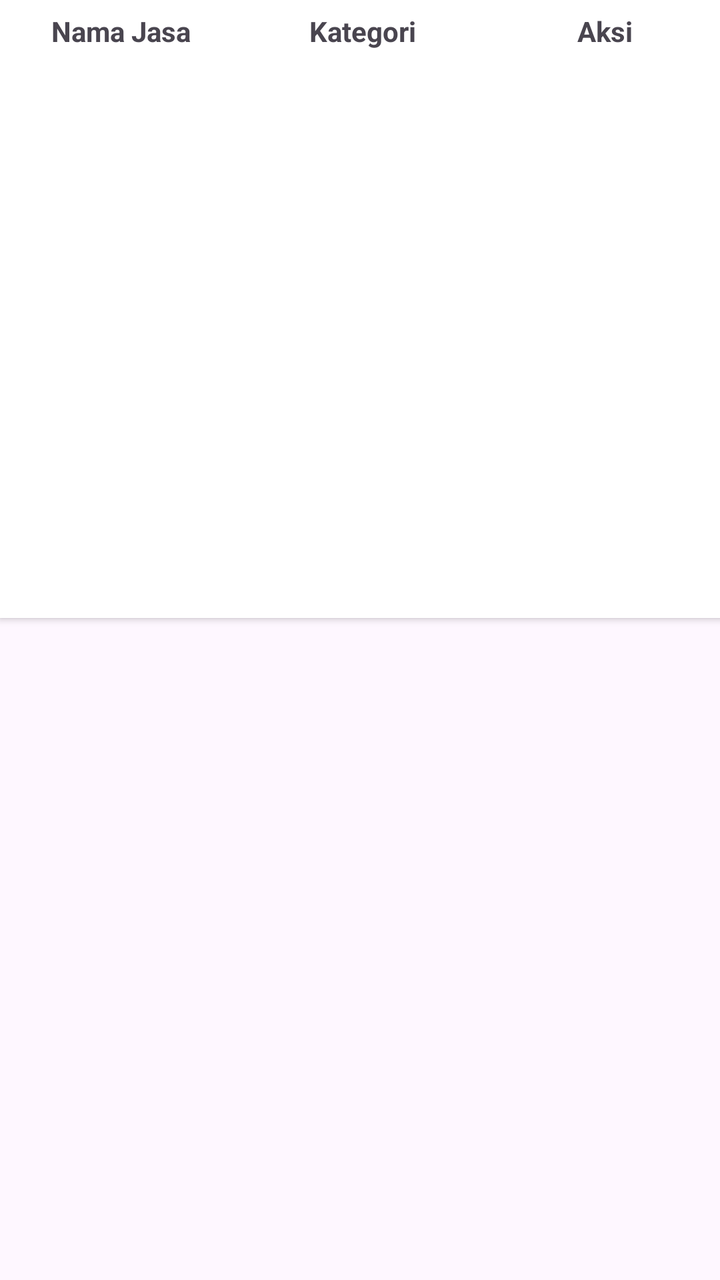
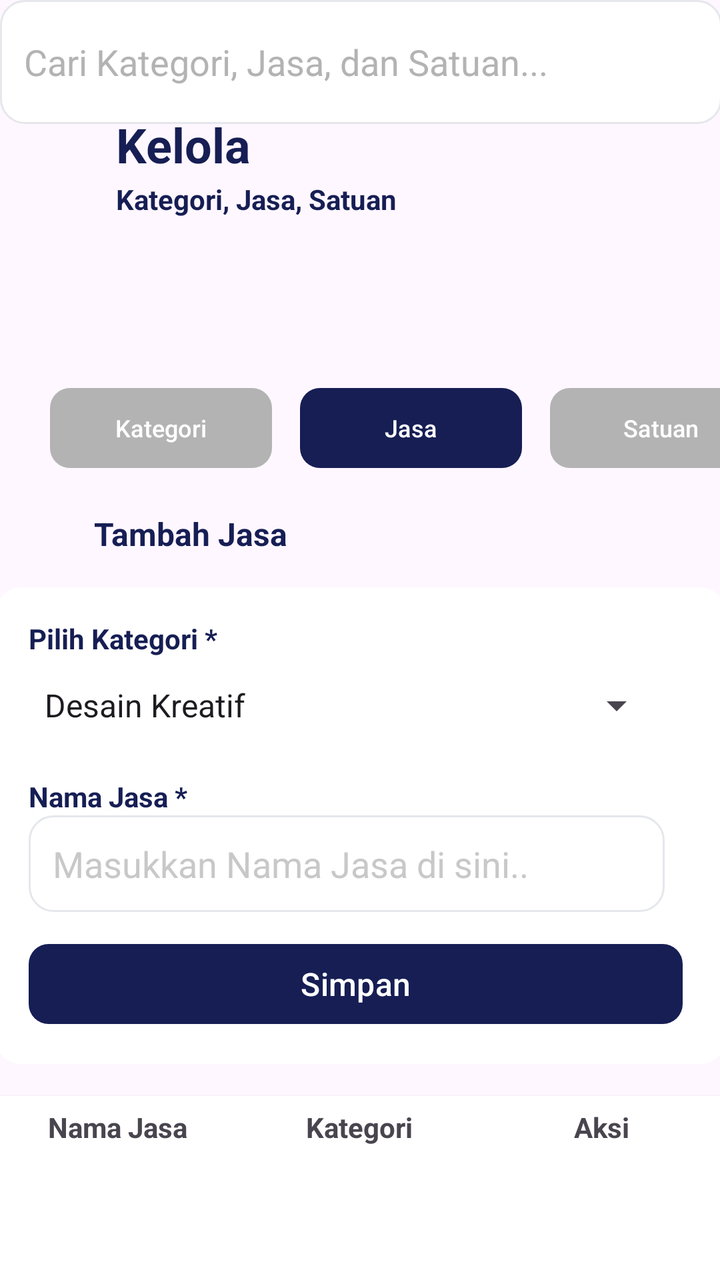

Two renders of the same Android screen: before a commit and after it. Below are the layout's source before the change and the commit's diff.
<!-- AndroidManifest.xml: application theme Theme.KelolaJasa -->
<!-- res/layout/activity_main.xml -->
<?xml version="1.0" encoding="utf-8"?>
<androidx.constraintlayout.widget.ConstraintLayout xmlns:android="http://schemas.android.com/apk/res/android"
    xmlns:app="http://schemas.android.com/apk/res-auto"
    xmlns:tools="http://schemas.android.com/tools"
    android:id="@+id/main"
    android:layout_width="match_parent"
    android:layout_height="match_parent"
    android:fontFamily="inter">

    <TextView
        android:layout_width="wrap_content"
        android:layout_height="wrap_content"
        android:text="@string/kelola"
        android:textColor="#161E54"
        android:textSize="24sp"
        android:textStyle="bold"
        tools:layout_editor_absoluteX="59dp"
        tools:layout_editor_absoluteY="60dp"
        tools:ignore="MissingConstraints" />

    <TextView
        android:id="@+id/textView"
        android:layout_width="wrap_content"
        android:layout_height="wrap_content"
        android:text="@string/kategori_jasa_satuan"
        android:textColor="#161E54"
        android:textSize="14sp"
        android:textStyle="bold"
        tools:ignore="MissingConstraints"
        tools:layout_editor_absoluteX="59dp"
        tools:layout_editor_absoluteY="90dp" />

    <com.google.android.material.button.MaterialButton
        android:id="@+id/btn1"
        android:layout_width="111dp"
        android:layout_height="48dp"
        android:text="Kategori"
        android:textColor="#FFFFFF"
        android:textSize="12sp"
        app:backgroundTint="#B3B3B3"
        app:cornerRadius="10dp"
        tools:ignore="MissingConstraints,DuplicateSpeakableTextCheck"
        tools:layout_editor_absoluteX="25dp"
        tools:layout_editor_absoluteY="190dp" />

    <com.google.android.material.button.MaterialButton
        android:id="@+id/btn2"
        android:layout_width="111dp"
        android:layout_height="48dp"
        android:text="Jasa"
        android:textColor="#FFFFFF"
        android:textSize="12sp"
        app:backgroundTint="#161E54"
        app:cornerRadius="10dp"
        tools:ignore="MissingConstraints"
        tools:layout_editor_absoluteX="150dp"
        tools:layout_editor_absoluteY="190dp" />

    <com.google.android.material.button.MaterialButton
        android:id="@+id/btn3"
        android:layout_width="111dp"
        android:layout_height="48dp"
        android:text="Satuan"
        android:textColor="#FFFFFF"
        android:textSize="12sp"
        app:backgroundTint="#B3B3B3"
        app:cornerRadius="10dp"
        tools:ignore="MissingConstraints,TextSizeCheck"
        tools:layout_editor_absoluteX="275dp"
        tools:layout_editor_absoluteY="190dp" />

    <LinearLayout
        android:id="@+id/cardForm"
        android:orientation="vertical"
        android:background="@drawable/bg_card"
        android:padding="16dp"
        android:layout_width="0dp"
        android:layout_height="wrap_content"
        android:layout_margin="16dp"
        tools:ignore="MissingConstraints"
        tools:layout_editor_absoluteX="25dp"
        tools:layout_editor_absoluteY="270dp">

        <TextView
            android:layout_width="wrap_content"
            android:layout_height="wrap_content"
            android:text="@string/tambah_jasa"
            android:textColor="#161E54"
            android:textSize="16sp"
            android:textStyle="bold"
            tools:ignore="MissingConstraints"
            tools:layout_editor_absoluteX="47dp"
            tools:layout_editor_absoluteY="256dp" />

        <TextView
            android:layout_width="232dp"
            android:layout_height="19dp"
            android:text="@string/pilih_kategori"
            android:textColor="#161E54"
            android:textSize="14sp"
            android:textStyle="bold"
            android:layout_marginTop="12dp"
            tools:ignore="MissingConstraints"
            tools:layout_editor_absoluteX="47dp"
            tools:layout_editor_absoluteY="293dp" />

        <Spinner
            android:id="@+id/spinner"
            android:entries="@array/kategori_jasa"
            android:layout_width="318dp"
            android:layout_height="48dp"
            tools:ignore="MissingConstraints"
            tools:layout_editor_absoluteX="47dp"
            tools:layout_editor_absoluteY="322dp" />

        <TextView
            android:layout_width="232dp"
            android:layout_height="19dp"
            android:text="@string/nama_jasa"
            android:textColor="#161E54"
            android:textSize="14sp"
            android:textStyle="bold"
            android:layout_marginTop="12dp"
            tools:ignore="MissingConstraints"
            tools:layout_editor_absoluteX="47dp"
            tools:layout_editor_absoluteY="380dp" />

        <EditText
            android:id="@+id/editTextText4"
            android:layout_width="318dp"
            android:layout_height="wrap_content"
            android:ems="10"
            android:background="@drawable/bg_search"
            android:padding="12dp"
            android:inputType="text"
            android:minHeight="48dp"
            android:text="Masukkan Nama Jasa di sini.."
            android:textColor="#B7B3B3B3"
            tools:ignore="TextSizeCheck" />

        <com.google.android.material.button.MaterialButton
            android:id="@+id/button3"
            android:layout_width="327dp"
            android:layout_height="48dp"
            android:gravity="center"
            android:text="Simpan"
            android:textSize="16sp"
            app:backgroundTint="#161E54"
            app:cornerRadius="10dp"
            android:layout_marginTop="12dp"
            tools:ignore="MissingConstraints"
            tools:layout_editor_absoluteX="47dp"
            tools:layout_editor_absoluteY="479dp" />

    </LinearLayout>

    <LinearLayout
        android:layout_width="364dp"
        android:layout_height="309dp"
        android:background="#FFFFFF"
        android:elevation="2dp"
        android:orientation="horizontal"
        android:padding="0dp"
        tools:ignore="MissingConstraints"
        tools:layout_editor_absoluteX="25dp"
        tools:layout_editor_absoluteY="569dp">

        <TextView
            android:layout_width="121dp"
            android:layout_height="31dp"
            android:gravity="center"
            android:text="@string/namajasa"
            android:textSize="14sp"
            android:textStyle="bold" />

        <TextView
            android:layout_width="121dp"
            android:layout_height="31dp"
            android:gravity="center"
            android:text="@string/btnkategori"
            android:textSize="14sp"
            android:textStyle="bold" />

        <TextView
            android:layout_width="121dp"
            android:layout_height="31dp"
            android:gravity="center"
            android:text="@string/aksi"
            android:textSize="14sp"
            android:textStyle="bold" />

    </LinearLayout>

    <EditText
        android:id="@+id/editTextText3"
        android:layout_width="361dp"
        android:layout_height="62dp"
        android:background="@drawable/bg_search"
        android:padding="12dp"
        android:inputType="text"
        android:text="Cari Kategori, Jasa, dan Satuan..."
        android:textColor="#B3B3B3"
        tools:ignore="MissingConstraints"
        tools:layout_editor_absoluteX="25dp"
        tools:layout_editor_absoluteY="119dp" />


</androidx.constraintlayout.widget.ConstraintLayout>
<!-- resources referenced by this layout -->
<resources>
  <string-array name="kategori_jasa">
          <item>Desain Kreatif</item>
          <item>Teknisi Perbaikan</item>
          <item>Foto/Videografi</item>
          <item>Pendidikan/Les</item>
          <item>IT Digital</item>
          <item>Rumah Tangga</item>
          <item>Tukang Kontruksi</item>
          <item>Event Hiburan</item>
      </string-array>
  <!-- drawable bg_card (drawable) -->
  <shape xmlns:android="http://schemas.android.com/apk/res/android">
      <solid android:color="#FFFFFF"/>
      <corners android:radius="12dp"/>
  </shape>
  <!-- drawable bg_search (drawable) -->
  <shape xmlns:android="http://schemas.android.com/apk/res/android">
      <solid android:color="#FFFFFF"/>
      <stroke android:width="1dp" android:color="#E5E7EB"/>
      <corners android:radius="12dp"/>
  </shape>
  <string name="aksi">Aksi</string>
  <string name="btnkategori">Kategori</string>
  <string name="kategori_jasa_satuan">Kategori, Jasa, Satuan</string>
  <string name="kelola">Kelola</string>
  <string name="nama_jasa">Nama Jasa *</string>
  <string name="namajasa">Nama Jasa</string>
  <string name="pilih_kategori">Pilih Kategori *</string>
  <string name="tambah_jasa">Tambah Jasa</string>
  <style name="Theme.KelolaJasa" parent="Base.Theme.KelolaJasa" />
  <style name="Base.Theme.KelolaJasa" parent="Theme.Material3.DayNight.NoActionBar">
          
          
      </style>
</resources>

<!-- the commit's change to res/layout/activity_main.xml (unified diff, before → after) -->
@@ -5,92 +5,110 @@
     android:id="@+id/main"
     android:layout_width="match_parent"
     android:layout_height="match_parent"
+    app:layout_constraintStart_toStartOf="parent"
+    app:layout_constraintTop_toTopOf="parent"
     android:fontFamily="inter">
 
     <TextView
+        android:id="@+id/title"
         android:layout_width="wrap_content"
         android:layout_height="wrap_content"
-        android:text="@string/kelola"
+        android:layout_marginStart="58dp"
+        android:layout_marginTop="56dp"
+        android:text="Kelola"
         android:textColor="#161E54"
         android:textSize="24sp"
         android:textStyle="bold"
-        tools:layout_editor_absoluteX="59dp"
-        tools:layout_editor_absoluteY="60dp"
-        tools:ignore="MissingConstraints" />
+        tools:ignore="MissingConstraints"
+        app:layout_constraintStart_toStartOf="parent"
+        app:layout_constraintTop_toTopOf="parent" />
 
     <TextView
         android:id="@+id/textView"
         android:layout_width="wrap_content"
         android:layout_height="wrap_content"
+        android:layout_marginStart="58dp"
+        android:layout_marginTop="90dp"
         android:text="@string/kategori_jasa_satuan"
         android:textColor="#161E54"
         android:textSize="14sp"
         android:textStyle="bold"
         tools:ignore="MissingConstraints"
-        tools:layout_editor_absoluteX="59dp"
-        tools:layout_editor_absoluteY="90dp" />
+        app:layout_constraintStart_toStartOf="parent"
+        app:layout_constraintTop_toTopOf="parent" />
 
     <com.google.android.material.button.MaterialButton
         android:id="@+id/btn1"
         android:layout_width="111dp"
         android:layout_height="48dp"
+        android:layout_marginStart="25dp"
+        android:layout_marginTop="190dp"
         android:text="Kategori"
         android:textColor="#FFFFFF"
         android:textSize="12sp"
         app:backgroundTint="#B3B3B3"
         app:cornerRadius="10dp"
         tools:ignore="MissingConstraints,DuplicateSpeakableTextCheck"
-        tools:layout_editor_absoluteX="25dp"
-        tools:layout_editor_absoluteY="190dp" />
+        app:layout_constraintStart_toStartOf="parent"
+        app:layout_constraintTop_toTopOf="parent" />
 
     <com.google.android.material.button.MaterialButton
         android:id="@+id/btn2"
         android:layout_width="111dp"
         android:layout_height="48dp"
+        android:layout_marginStart="150dp"
+        android:layout_marginTop="190dp"
         android:text="Jasa"
         android:textColor="#FFFFFF"
         android:textSize="12sp"
         app:backgroundTint="#161E54"
         app:cornerRadius="10dp"
         tools:ignore="MissingConstraints"
-        tools:layout_editor_absoluteX="150dp"
-        tools:layout_editor_absoluteY="190dp" />
+        app:layout_constraintStart_toStartOf="parent"
+        app:layout_constraintTop_toTopOf="parent"/>
 
     <com.google.android.material.button.MaterialButton
         android:id="@+id/btn3"
         android:layout_width="111dp"
         android:layout_height="48dp"
+        android:layout_marginStart="275dp"
+        android:layout_marginTop="190dp"
         android:text="Satuan"
         android:textColor="#FFFFFF"
         android:textSize="12sp"
         app:backgroundTint="#B3B3B3"
         app:cornerRadius="10dp"
         tools:ignore="MissingConstraints,TextSizeCheck"
-        tools:layout_editor_absoluteX="275dp"
-        tools:layout_editor_absoluteY="190dp" />
+        app:layout_constraintStart_toStartOf="parent"
+        app:layout_constraintTop_toTopOf="parent" />
+
+    <TextView
+        android:id="@+id/tambahjasa"
+        android:layout_width="wrap_content"
+        android:layout_height="wrap_content"
+        android:layout_marginStart="47dp"
+        android:layout_marginTop="256dp"
+        android:text="@string/tambah_jasa"
+        android:textColor="#161E54"
+        android:textSize="16sp"
+        android:textStyle="bold"
+        app:layout_constraintStart_toStartOf="parent"
+        app:layout_constraintTop_toTopOf="parent"
+        tools:ignore="MissingConstraints" />
 
     <LinearLayout
         android:id="@+id/cardForm"
+        android:layout_width="364dp"
+        android:layout_height="wrap_content"
+        android:layout_margin="16dp"
+        android:background="@drawable/bg_card"
         android:orientation="vertical"
-        android:background="@drawable/bg_card"
         android:padding="16dp"
-        android:layout_width="0dp"
-        android:layout_height="wrap_content"
-        android:layout_margin="16dp"
-        tools:ignore="MissingConstraints"
-        tools:layout_editor_absoluteX="25dp"
-        tools:layout_editor_absoluteY="270dp">
-
-        <TextView
-            android:layout_width="wrap_content"
-            android:layout_height="wrap_content"
-            android:text="@string/tambah_jasa"
-            android:textColor="#161E54"
-            android:textSize="16sp"
-            android:textStyle="bold"
-            tools:ignore="MissingConstraints"
-            tools:layout_editor_absoluteX="47dp"
-            tools:layout_editor_absoluteY="256dp" />
+        app:layout_constraintTop_toBottomOf="@+id/tambahjasa"
+        app:layout_constraintStart_toStartOf="parent"
+        app:layout_constraintEnd_toEndOf="parent"
+        tools:ignore="MissingConstraints">
+
 
         <TextView
             android:layout_width="232dp"
@@ -99,71 +117,75 @@
             android:textColor="#161E54"
             android:textSize="14sp"
             android:textStyle="bold"
-            android:layout_marginTop="12dp"
-            tools:ignore="MissingConstraints"
-            tools:layout_editor_absoluteX="47dp"
-            tools:layout_editor_absoluteY="293dp" />
+            app:layout_constraintStart_toStartOf="parent"
+            app:layout_constraintTop_toTopOf="parent"
+            tools:ignore="MissingConstraints" />
 
         <Spinner
             android:id="@+id/spinner"
-            android:entries="@array/kategori_jasa"
             android:layout_width="318dp"
             android:layout_height="48dp"
-            tools:ignore="MissingConstraints"
-            tools:layout_editor_absoluteX="47dp"
-            tools:layout_editor_absoluteY="322dp" />
+            android:entries="@array/kategori_jasa"
+            app:layout_constraintStart_toStartOf="parent"
+            app:layout_constraintTop_toTopOf="parent"
+            tools:ignore="MissingConstraints" />
 
         <TextView
             android:layout_width="232dp"
             android:layout_height="19dp"
+            android:layout_marginTop="12dp"
             android:text="@string/nama_jasa"
             android:textColor="#161E54"
             android:textSize="14sp"
             android:textStyle="bold"
-            android:layout_marginTop="12dp"
-            tools:ignore="MissingConstraints"
-            tools:layout_editor_absoluteX="47dp"
-            tools:layout_editor_absoluteY="380dp" />
+            app:layout_constraintStart_toStartOf="parent"
+            app:layout_constraintTop_toTopOf="parent"
+            tools:ignore="MissingConstraints" />
 
         <EditText
             android:id="@+id/editTextText4"
             android:layout_width="318dp"
             android:layout_height="wrap_content"
+            android:background="@drawable/bg_search"
             android:ems="10"
-            android:background="@drawable/bg_search"
-            android:padding="12dp"
             android:inputType="text"
             android:minHeight="48dp"
+            android:padding="12dp"
             android:text="Masukkan Nama Jasa di sini.."
             android:textColor="#B7B3B3B3"
+            app:layout_constraintStart_toStartOf="parent"
+            app:layout_constraintTop_toTopOf="parent"
             tools:ignore="TextSizeCheck" />
 
         <com.google.android.material.button.MaterialButton
             android:id="@+id/button3"
             android:layout_width="327dp"
             android:layout_height="48dp"
+            android:layout_marginTop="12dp"
             android:gravity="center"
             android:text="Simpan"
             android:textSize="16sp"
             app:backgroundTint="#161E54"
             app:cornerRadius="10dp"
-            android:layout_marginTop="12dp"
-            tools:ignore="MissingConstraints"
-            tools:layout_editor_absoluteX="47dp"
-            tools:layout_editor_absoluteY="479dp" />
+            app:layout_constraintStart_toStartOf="parent"
+            app:layout_constraintTop_toTopOf="parent"
+            tools:ignore="MissingConstraints" />
 
     </LinearLayout>
 
     <LinearLayout
+        android:id="@+id/linearLayout"
         android:layout_width="364dp"
         android:layout_height="309dp"
+        android:layout_marginTop="16dp"
         android:background="#FFFFFF"
         android:elevation="2dp"
         android:orientation="horizontal"
         android:padding="0dp"
-        tools:ignore="MissingConstraints"
-        tools:layout_editor_absoluteX="25dp"
-        tools:layout_editor_absoluteY="569dp">
+        app:layout_constraintEnd_toEndOf="parent"
+        app:layout_constraintStart_toStartOf="parent"
+        app:layout_constraintTop_toBottomOf="@+id/cardForm"
+        tools:ignore="MissingConstraints">
 
         <TextView
             android:layout_width="121dp"
@@ -201,8 +223,8 @@
         android:text="Cari Kategori, Jasa, dan Satuan..."
         android:textColor="#B3B3B3"
         tools:ignore="MissingConstraints"
-        tools:layout_editor_absoluteX="25dp"
-        tools:layout_editor_absoluteY="119dp" />
+        app:layout_constraintStart_toStartOf="parent"
+        app:layout_constraintTop_toTopOf="parent" />
 
 
 </androidx.constraintlayout.widget.ConstraintLayout>
<!-- resource entries referenced after the edit -->
@@ -24,7 +24,6 @@
   <string name="aksi">Aksi</string>
   <string name="btnkategori">Kategori</string>
   <string name="kategori_jasa_satuan">Kategori, Jasa, Satuan</string>
-  <string name="kelola">Kelola</string>
   <string name="nama_jasa">Nama Jasa *</string>
   <string name="namajasa">Nama Jasa</string>
   <string name="pilih_kategori">Pilih Kategori *</string>
